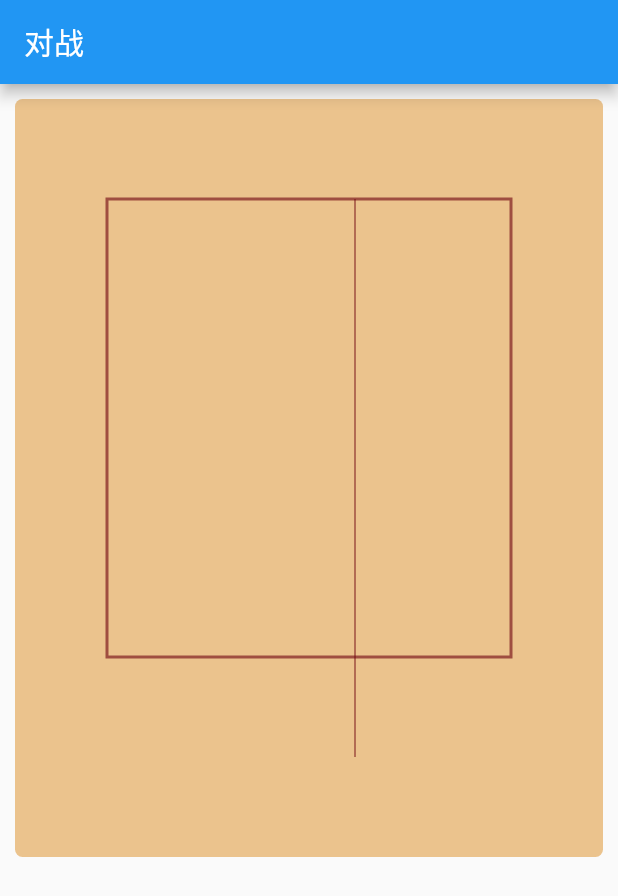
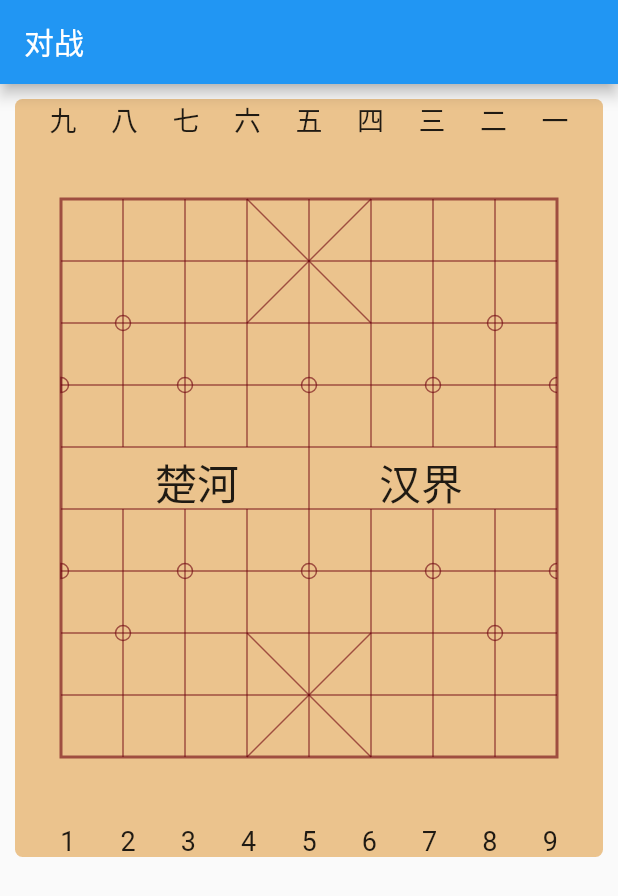
Before and after one commit to djxf/china_chess, a Flutter app: the screen it shows after launch, on a phone screen of 412 x 824 dp. Shown: the top 896 px of the screen. Run offline on Flutter 3.47's test engine with Material 2 defaults, Android fonts, the light colour scheme and no system bars; missing offline and left inert: dart:ffi.

Commit message:
“添加棋盘”

```diff
--- a/lib/Board/BoardWidget.dart
+++ b/lib/Board/BoardWidget.dart
@@ -2,6 +2,7 @@
 import 'dart:ffi';
 
 import 'package:china_chess/Board/borad_paint.dart';
+import 'package:china_chess/Board/words_on_board.dart';
 import 'package:china_chess/Constants.dart';
 import 'package:flutter/cupertino.dart';
 
@@ -26,6 +27,9 @@ class BoardWidget extends StatelessWidget {
        ),
        child: CustomPaint(
          painter: BoardPaint(width: this.width),
+         child: Container(
+           child: WordsOnBoard(),
+         ),
        ),
      );
   }
--- a/lib/Board/borad_paint.dart
+++ b/lib/Board/borad_paint.dart
@@ -1,3 +1,5 @@
+
+import 'dart:math';
 
 import 'package:china_chess/Board/BoardWidget.dart';
 import 'package:china_chess/Constants.dart';
@@ -16,7 +18,7 @@ class BoardPaint extends CustomPainter{
 
   @override
   void paint(Canvas canvas, Size size) {
-      doPaint(canvas, thePaint, gridWidth, squareSize, offsetx: Constants.PaddingOfBorad + squareSize  + Constants.BoardMarginH,offsety: Constants.PaddingOfBorad + Constants.DigitsHeight + squareSize / 2);
+      doPaint(canvas, thePaint, gridWidth, squareSize, offsetx: squareSize/2 + Constants.BoardMarginH,offsety: Constants.DigitsHeight + squareSize / 2 + Constants.BoardMarginV);
   }
 
   @override
@@ -43,7 +45,7 @@ class BoardPaint extends CustomPainter{
       var top = offsety;
       //外框
       paint.strokeWidth = 2;
-      canvas.drawRect(Rect.fromLTRB(left, top, gridWidth, squareSize * 9),
+      canvas.drawRect(Rect.fromLTRB(left, top, gridWidth + left, top + squareSize * 9),
           paint);
 
       //中轴线
@@ -52,8 +54,73 @@ class BoardPaint extends CustomPainter{
           Offset(left + gridWidth/2, top),
           Offset(left + gridWidth/2, top + squareSize * 9), paint);
 
+      //8根中间的横线
+      for(var i = 1; i <= 8; i++) {
+        canvas.drawLine(Offset(left, squareSize * i + top),
+                        Offset(left + gridWidth, squareSize * i + top), paint);
+      }
+
+      //上下各6根竖线
+      for(var i = 1; i < 8; i++) {
+        if (i == 4) {
+          continue;
+        }
+        canvas.drawLine(Offset(left + squareSize * i, top),
+            Offset(left + squareSize * i, top + squareSize * 4), paint);
+        canvas.drawLine(Offset(left + squareSize * i, top + squareSize * 5),
+            Offset(left + squareSize * i, top + squareSize * 9), paint);
+      }
+
+      //九宫格4根斜线
+      canvas.drawLine(Offset(left + squareSize * 3, top),
+          Offset(left + squareSize * 5, top + squareSize * 2), paint);
+      canvas.drawLine(Offset(left + squareSize * 5, top),
+          Offset(left + squareSize * 3, top + squareSize * 2), paint);
+
+      canvas.drawLine(Offset(left + squareSize * 3, top + squareSize * 9),
+          Offset(left + squareSize * 5, top + squareSize * 7), paint);
+      canvas.drawLine(Offset(left + squareSize * 5, top + squareSize * 9),
+          Offset(left + squareSize * 3, top + squareSize * 7), paint);
 
 
+      //炮兵位置标识
+    final positions = [
+      Offset(left + squareSize, top + squareSize * 2),
+      Offset(left + squareSize * 7, top + squareSize * 2),
+      Offset(left + squareSize, top + squareSize * 7),
+      Offset(left + squareSize * 7, top + squareSize * 7),
+      // 部分兵架位置指示
+      Offset(left + squareSize * 2, top + squareSize * 3),
+      Offset(left + squareSize * 4, top + squareSize * 3),
+      Offset(left + squareSize * 6, top + squareSize * 3),
+      Offset(left + squareSize * 2, top + squareSize * 6),
+      Offset(left + squareSize * 4, top + squareSize * 6),
+      Offset(left + squareSize * 6, top + squareSize * 6),
+
+    ];
+
+    positions.forEach((pos) {
+          canvas.drawCircle(pos, 5, paint);
+    });
+
+      // 兵架靠边位置指示
+      final leftPositions = [
+        Offset(left, top + squareSize * 3),
+        Offset(left, top + squareSize * 6),
+      ];
+      leftPositions.forEach((pos) {
+        var rect = Rect.fromCenter(center: pos, width: 10, height: 10);
+        canvas.drawArc(rect, -pi / 2, pi, true, paint);
+      });
+
+      final rightPositions = [
+        Offset(left + gridWidth, top + squareSize * 3),
+        Offset(left + gridWidth, top + squareSize * 6)
+      ];
+      rightPositions.forEach((pos) {
+          var rect = Rect.fromCenter(center: pos, width: 10, height: 10);
+          canvas.drawArc(rect, pi / 2 , pi, false, paint);
+      });
 
   }
 
--- /dev/null
+++ b/lib/Board/words_on_board.dart
@@ -0,0 +1,59 @@
+
+
+import 'package:flutter/cupertino.dart';
+
+class WordsOnBoard extends StatelessWidget {
+
+
+  static const double DigitsFontSize = 18.0;
+
+
+  @override
+  Widget build(BuildContext context) {
+
+
+    final blackColumms = '123456789';
+    final redColumns = '九八七六五四三二一';
+    final bChildren = <Widget>[];
+    final rChildren = <Widget>[];
+
+    final digitsStyle = TextStyle(fontSize: DigitsFontSize);
+    final rivierTipsStyle = TextStyle(fontSize: 28.0);
+
+    for(var i = 0; i < 9; i++) {
+      bChildren.add(Text(blackColumms[i], style: digitsStyle,));
+      rChildren.add(Text(redColumns[i], style: digitsStyle,));
+    }
+
+    final r = Flex(
+      direction: Axis.horizontal,
+      mainAxisAlignment: MainAxisAlignment.spaceEvenly,
+      children: rChildren,
+    );
+    final b = Flex(
+      direction: Axis.horizontal,
+      mainAxisAlignment: MainAxisAlignment.spaceEvenly,
+      children: bChildren,
+    );
+    final riverTips = Flex(
+      direction: Axis.horizontal,
+      mainAxisAlignment: MainAxisAlignment.spaceEvenly,
+      children: <Widget>[
+        Text('楚河', style: rivierTipsStyle),
+        Text('汉界', style: rivierTipsStyle),
+      ],
+    );
+
+
+
+    return Flex(
+        direction: Axis.vertical,
+        mainAxisAlignment: MainAxisAlignment.spaceBetween,
+        children: [
+          r,
+          riverTips,
+          b,
+        ],
+    );
+  }
+}
```
Also changed, not shown: 1 other file.
